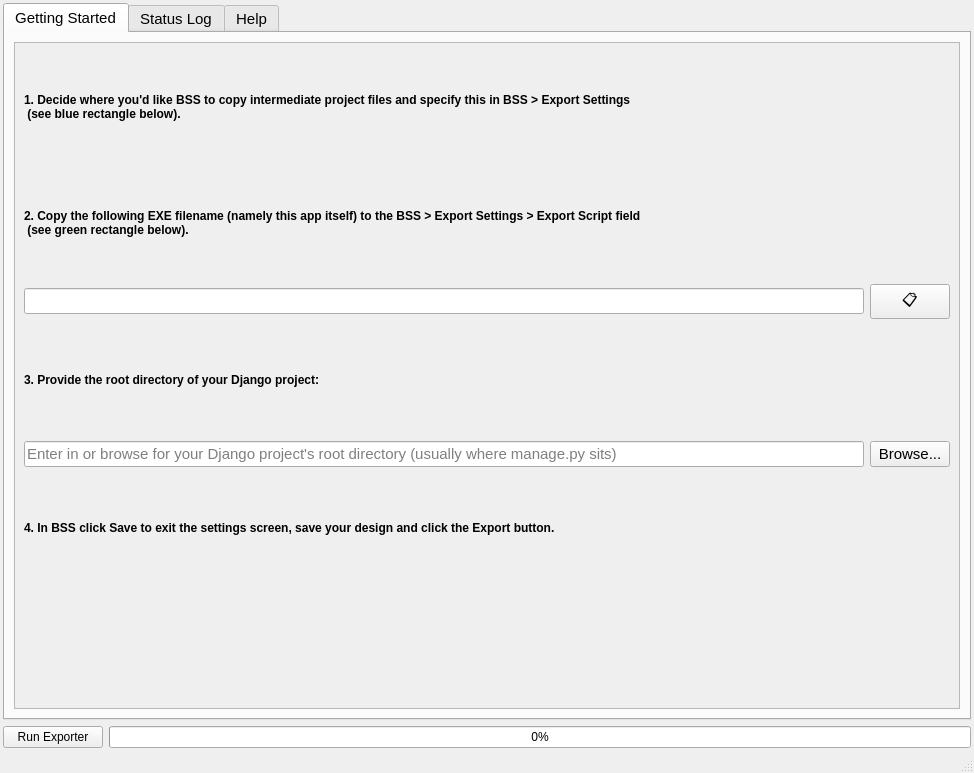
The window that ui/main_window.ui (FruitfulApproach/BS2Daisy) describes before a commit, drawn with Qt 5.
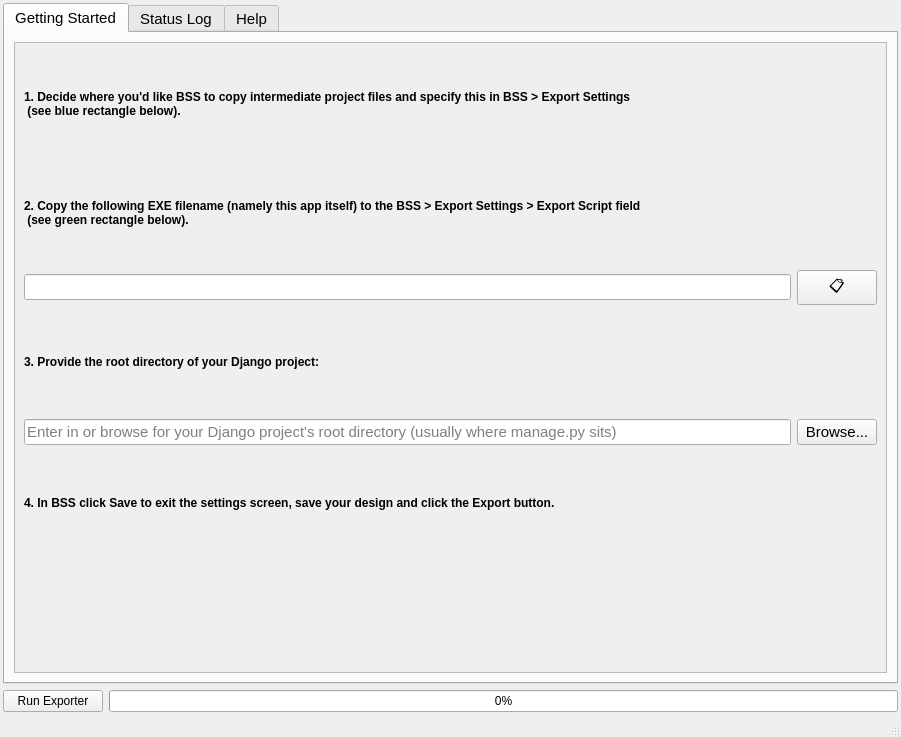
The same window after the commit. Icons and pictures are not drawn.

What changed in the file:
```diff
--- a/ui/main_window.ui
+++ b/ui/main_window.ui
@@ -6,8 +6,8 @@
    <rect>
     <x>0</x>
     <y>0</y>
-    <width>974</width>
-    <height>773</height>
+    <width>901</width>
+    <height>737</height>
    </rect>
   </property>
   <property name="windowTitle">
@@ -59,8 +59,8 @@
             <rect>
              <x>0</x>
              <y>0</y>
-             <width>942</width>
-             <height>663</height>
+             <width>869</width>
+             <height>627</height>
             </rect>
            </property>
            <layout class="QGridLayout" name="gridLayout_7">
```
